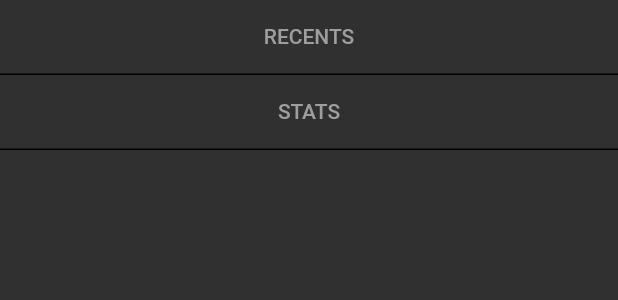
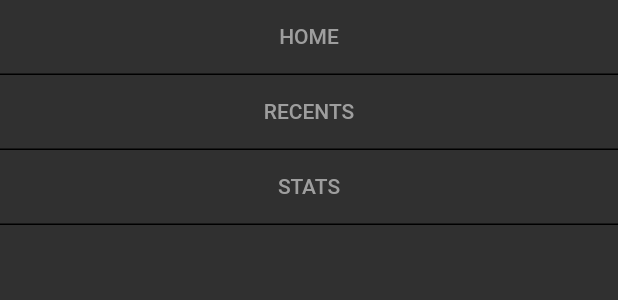
Before and after one commit to thetlwinlwin/dota2_stat, a Flutter app: the _MenuItems widget shown alone on an empty page, opened directly, on a phone screen of 412 x 824 dp. Shown: the top 300 px of the screen. Run offline on Flutter 3.47's test engine with Material 2 defaults, Android fonts, the phone set to English and light mode, and no system bars; our stand-ins replace cached_network_image, connectivity_plus, flutter_riverpod, freezed_annotation, go_router, shared_preferences; accounts and stored records are empty.

Commit message:
add home to drawer and access in recent

```diff
--- a/lib/features/app_drawer/menu_list.dart
+++ b/lib/features/app_drawer/menu_list.dart
@@ -34,6 +34,7 @@ class __MenuItemsState extends State<_MenuItems>
   late AnimationController _staggerController;
 
   static List<String> menuTitles = [
+    AppRoutes.home.name,
     AppRoutes.subRecents.name,
     AppRoutes.subStats.name
   ];
--- a/lib/features/recents/ui/recent_page.dart
+++ b/lib/features/recents/ui/recent_page.dart
@@ -1,3 +1,4 @@
+import 'package:dota2_stat_river/features/app_drawer/app_drawer.dart';
 import 'package:flutter/material.dart';
 import 'package:flutter_riverpod/flutter_riverpod.dart';
 
@@ -10,6 +11,7 @@ class RecentPage extends StatelessWidget {
   @override
   Widget build(BuildContext context) {
     return Scaffold(
+      endDrawer: const AppDrawer(),
       appBar: MyCustomAppBar(titleText: 'Recents'),
       body: const SafeArea(child: RecentBody()),
     );
```
